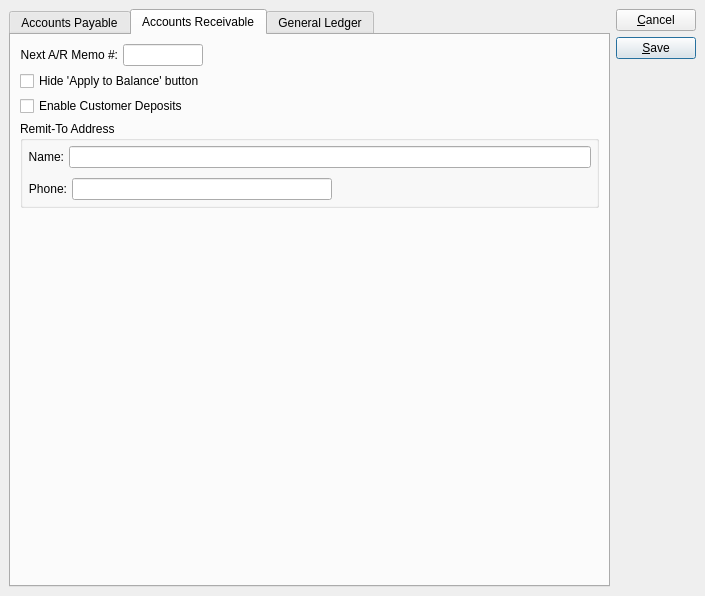
Qt form xtuple/trunk/guiclient/configureGL.ui (WooodHead/xtuple) before a commit.
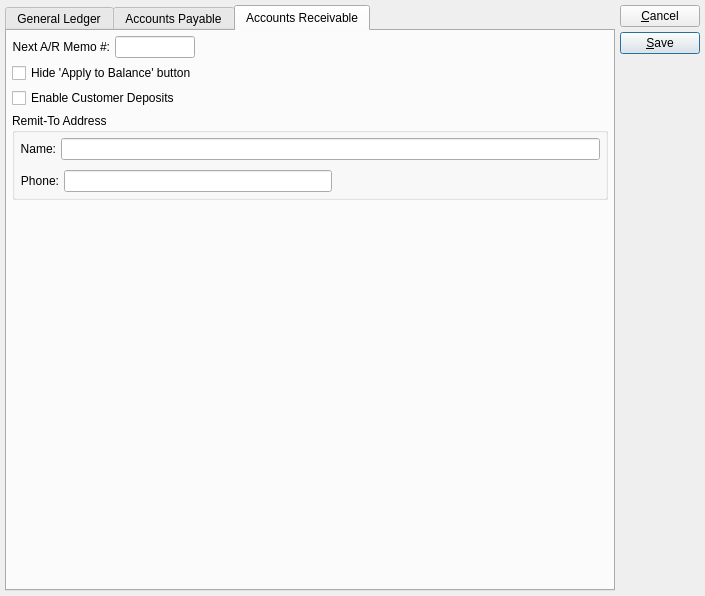
The same form after that commit. The open tabs and pages were chosen to show the change. Custom widgets are drawn as their Qt base class.

Patch:
```diff
--- a/xtuple/trunk/guiclient/configureGL.ui
+++ b/xtuple/trunk/guiclient/configureGL.ui
@@ -13,344 +13,11 @@
    <string>G/L Module Configuration</string>
   </property>
   <layout class="QGridLayout" >
-   <property name="margin" >
-    <number>9</number>
-   </property>
-   <property name="spacing" >
-    <number>6</number>
-   </property>
    <item row="0" column="0" >
     <widget class="QTabWidget" name="_tab" >
      <property name="currentIndex" >
       <number>2</number>
      </property>
-     <widget class="QWidget" name="tab" >
-      <attribute name="title" >
-       <string>Accounts Payable</string>
-      </attribute>
-      <layout class="QGridLayout" >
-       <property name="margin" >
-        <number>9</number>
-       </property>
-       <property name="spacing" >
-        <number>6</number>
-       </property>
-       <item row="0" column="0" >
-        <layout class="QVBoxLayout" >
-         <property name="margin" >
-          <number>0</number>
-         </property>
-         <property name="spacing" >
-          <number>0</number>
-         </property>
-         <item>
-          <layout class="QVBoxLayout" >
-           <property name="margin" >
-            <number>0</number>
-           </property>
-           <property name="spacing" >
-            <number>5</number>
-           </property>
-           <item>
-            <layout class="QHBoxLayout" >
-             <property name="margin" >
-              <number>0</number>
-             </property>
-             <property name="spacing" >
-              <number>5</number>
-             </property>
-             <item>
-              <widget class="QLabel" name="_nextAPMemoNumberLit" >
-               <property name="text" >
-                <string>Next A/P Memo #:</string>
-               </property>
-               <property name="alignment" >
-                <set>Qt::AlignRight|Qt::AlignTrailing|Qt::AlignVCenter</set>
-               </property>
-               <property name="buddy" >
-                <cstring></cstring>
-               </property>
-              </widget>
-             </item>
-             <item>
-              <layout class="QHBoxLayout" >
-               <property name="margin" >
-                <number>0</number>
-               </property>
-               <property name="spacing" >
-                <number>0</number>
-               </property>
-               <item>
-                <widget class="XLineEdit" name="_nextAPMemoNumber" >
-                 <property name="maximumSize" >
-                  <size>
-                   <width>80</width>
-                   <height>32767</height>
-                  </size>
-                 </property>
-                </widget>
-               </item>
-               <item>
-                <spacer>
-                 <property name="orientation" >
-                  <enum>Qt::Horizontal</enum>
-                 </property>
-                 <property name="sizeType" >
-                  <enum>QSizePolicy::Expanding</enum>
-                 </property>
-                 <property name="sizeHint" >
-                  <size>
-                   <width>34</width>
-                   <height>20</height>
-                  </size>
-                 </property>
-                </spacer>
-               </item>
-              </layout>
-             </item>
-            </layout>
-           </item>
-          </layout>
-         </item>
-         <item>
-          <spacer>
-           <property name="orientation" >
-            <enum>Qt::Vertical</enum>
-           </property>
-           <property name="sizeType" >
-            <enum>QSizePolicy::Expanding</enum>
-           </property>
-           <property name="sizeHint" >
-            <size>
-             <width>20</width>
-             <height>16</height>
-            </size>
-           </property>
-          </spacer>
-         </item>
-        </layout>
-       </item>
-      </layout>
-     </widget>
-     <widget class="QWidget" name="_ar" >
-      <attribute name="title" >
-       <string>Accounts Receivable</string>
-      </attribute>
-      <layout class="QGridLayout" >
-       <property name="margin" >
-        <number>9</number>
-       </property>
-       <property name="spacing" >
-        <number>6</number>
-       </property>
-       <item row="0" column="0" >
-        <layout class="QVBoxLayout" >
-         <property name="margin" >
-          <number>0</number>
-         </property>
-         <property name="spacing" >
-          <number>0</number>
-         </property>
-         <item>
-          <layout class="QVBoxLayout" >
-           <property name="margin" >
-            <number>0</number>
-           </property>
-           <property name="spacing" >
-            <number>5</number>
-           </property>
-           <item>
-            <layout class="QHBoxLayout" >
-             <property name="margin" >
-              <number>0</number>
-             </property>
-             <property name="spacing" >
-              <number>5</number>
-             </property>
-             <item>
-              <widget class="QLabel" name="_nextARMemoNumberLit" >
-               <property name="text" >
-                <string>Next A/R Memo #:</string>
-               </property>
-               <property name="alignment" >
-                <set>Qt::AlignRight|Qt::AlignTrailing|Qt::AlignVCenter</set>
-               </property>
-               <property name="buddy" >
-                <cstring>_address</cstring>
-               </property>
-              </widget>
-             </item>
-             <item>
-              <layout class="QHBoxLayout" >
-               <property name="margin" >
-                <number>0</number>
-               </property>
-               <property name="spacing" >
-                <number>0</number>
-               </property>
-               <item>
-                <widget class="XLineEdit" name="_nextARMemoNumber" >
-                 <property name="maximumSize" >
-                  <size>
-                   <width>80</width>
-                   <height>32767</height>
-                  </size>
-                 </property>
-                 <property name="alignment" >
-                  <set>Qt::AlignRight</set>
-                 </property>
-                </widget>
-               </item>
-               <item>
-                <spacer>
-                 <property name="orientation" >
-                  <enum>Qt::Horizontal</enum>
-                 </property>
-                 <property name="sizeType" >
-                  <enum>QSizePolicy::Expanding</enum>
-                 </property>
-                 <property name="sizeHint" >
-                  <size>
-                   <width>34</width>
-                   <height>20</height>
-                  </size>
-                 </property>
-                </spacer>
-               </item>
-              </layout>
-             </item>
-            </layout>
-           </item>
-           <item>
-            <widget class="QCheckBox" name="_hideApplyto" >
-             <property name="text" >
-              <string>Hide 'Apply to Balance' button</string>
-             </property>
-            </widget>
-           </item>
-           <item>
-            <widget class="QCheckBox" name="_customerDeposits" >
-             <property name="text" >
-              <string>Enable Customer Deposits</string>
-             </property>
-            </widget>
-           </item>
-           <item>
-            <widget class="QGroupBox" name="_remitToGroup" >
-             <property name="title" >
-              <string>Remit-To Address</string>
-             </property>
-             <layout class="QVBoxLayout" >
-              <property name="margin" >
-               <number>5</number>
-              </property>
-              <property name="spacing" >
-               <number>5</number>
-              </property>
-              <item>
-               <layout class="QHBoxLayout" >
-                <property name="margin" >
-                 <number>0</number>
-                </property>
-                <property name="spacing" >
-                 <number>5</number>
-                </property>
-                <item>
-                 <widget class="QLabel" name="_nameLit" >
-                  <property name="text" >
-                   <string>Name:</string>
-                  </property>
-                  <property name="alignment" >
-                   <set>Qt::AlignRight|Qt::AlignTrailing|Qt::AlignVCenter</set>
-                  </property>
-                 </widget>
-                </item>
-                <item>
-                 <widget class="XLineEdit" name="_name" />
-                </item>
-               </layout>
-              </item>
-              <item>
-               <widget class="AddressCluster" name="_address" >
-                <property name="focusPolicy" >
-                 <enum>Qt::StrongFocus</enum>
-                </property>
-               </widget>
-              </item>
-              <item>
-               <layout class="QHBoxLayout" >
-                <property name="margin" >
-                 <number>0</number>
-                </property>
-                <property name="spacing" >
-                 <number>5</number>
-                </property>
-                <item>
-                 <widget class="QLabel" name="_phoneLit" >
-                  <property name="text" >
-                   <string>Phone:</string>
-                  </property>
-                  <property name="alignment" >
-                   <set>Qt::AlignRight|Qt::AlignTrailing|Qt::AlignVCenter</set>
-                  </property>
-                 </widget>
-                </item>
-                <item>
-                 <layout class="QHBoxLayout" >
-                  <property name="margin" >
-                   <number>0</number>
-                  </property>
-                  <property name="spacing" >
-                   <number>0</number>
-                  </property>
-                  <item>
-                   <widget class="XLineEdit" name="_phone" />
-                  </item>
-                  <item>
-                   <spacer>
-                    <property name="orientation" >
-                     <enum>Qt::Horizontal</enum>
-                    </property>
-                    <property name="sizeType" >
-                     <enum>QSizePolicy::Expanding</enum>
-                    </property>
-                    <property name="sizeHint" >
-                     <size>
-                      <width>20</width>
-                      <height>20</height>
-                     </size>
-                    </property>
-                   </spacer>
-                  </item>
-                 </layout>
-                </item>
-               </layout>
-              </item>
-             </layout>
-            </widget>
-           </item>
-          </layout>
-         </item>
-         <item>
-          <spacer>
-           <property name="orientation" >
-            <enum>Qt::Vertical</enum>
-           </property>
-           <property name="sizeType" >
-            <enum>QSizePolicy::Expanding</enum>
-           </property>
-           <property name="sizeHint" >
-            <size>
-             <width>20</width>
-             <height>16</height>
-            </size>
-           </property>
-          </spacer>
-         </item>
-        </layout>
-       </item>
-      </layout>
-     </widget>
      <widget class="QWidget" name="_gl" >
       <attribute name="title" >
        <string>General Ledger</string>
@@ -1008,16 +675,301 @@
        </item>
       </layout>
      </widget>
+     <widget class="QWidget" name="tab" >
+      <attribute name="title" >
+       <string>Accounts Payable</string>
+      </attribute>
+      <layout class="QGridLayout" >
+       <item row="0" column="0" >
+        <layout class="QVBoxLayout" >
+         <property name="spacing" >
+          <number>0</number>
+         </property>
+         <item>
+          <layout class="QVBoxLayout" >
+           <property name="spacing" >
+            <number>5</number>
+           </property>
+           <item>
+            <layout class="QHBoxLayout" >
+             <property name="spacing" >
+              <number>5</number>
+             </property>
+             <item>
+              <widget class="QLabel" name="_nextAPMemoNumberLit" >
+               <property name="text" >
+                <string>Next A/P Memo #:</string>
+               </property>
+               <property name="alignment" >
+                <set>Qt::AlignRight|Qt::AlignTrailing|Qt::AlignVCenter</set>
+               </property>
+               <property name="buddy" >
+                <cstring></cstring>
+               </property>
+              </widget>
+             </item>
+             <item>
+              <layout class="QHBoxLayout" >
+               <property name="spacing" >
+                <number>0</number>
+               </property>
+               <item>
+                <widget class="XLineEdit" name="_nextAPMemoNumber" >
+                 <property name="maximumSize" >
+                  <size>
+                   <width>80</width>
+                   <height>32767</height>
+                  </size>
+                 </property>
+                </widget>
+               </item>
+               <item>
+                <spacer>
+                 <property name="orientation" >
+                  <enum>Qt::Horizontal</enum>
+                 </property>
+                 <property name="sizeType" >
+                  <enum>QSizePolicy::Expanding</enum>
+                 </property>
+                 <property name="sizeHint" >
+                  <size>
+                   <width>34</width>
+                   <height>20</height>
+                  </size>
+                 </property>
+                </spacer>
+               </item>
+              </layout>
+             </item>
+            </layout>
+           </item>
+          </layout>
+         </item>
+         <item>
+          <spacer>
+           <property name="orientation" >
+            <enum>Qt::Vertical</enum>
+           </property>
+           <property name="sizeType" >
+            <enum>QSizePolicy::Expanding</enum>
+           </property>
+           <property name="sizeHint" >
+            <size>
+             <width>20</width>
+             <height>16</height>
+            </size>
+           </property>
+          </spacer>
+         </item>
+        </layout>
+       </item>
+      </layout>
+     </widget>
+     <widget class="QWidget" name="_ar" >
+      <attribute name="title" >
+       <string>Accounts Receivable</string>
+      </attribute>
+      <layout class="QGridLayout" >
+       <item row="0" column="0" >
+        <layout class="QVBoxLayout" >
+         <property name="spacing" >
+          <number>0</number>
+         </property>
+         <item>
+          <layout class="QVBoxLayout" >
+           <property name="spacing" >
+            <number>5</number>
+           </property>
+           <item>
+            <layout class="QHBoxLayout" >
+             <property name="spacing" >
+              <number>5</number>
+             </property>
+             <item>
+              <widget class="QLabel" name="_nextARMemoNumberLit" >
+               <property name="text" >
+                <string>Next A/R Memo #:</string>
+               </property>
+               <property name="alignment" >
+                <set>Qt::AlignRight|Qt::AlignTrailing|Qt::AlignVCenter</set>
+               </property>
+               <property name="buddy" >
+                <cstring>_address</cstring>
+               </property>
+              </widget>
+             </item>
+             <item>
+              <layout class="QHBoxLayout" >
+               <property name="spacing" >
+                <number>0</number>
+               </property>
+               <item>
+                <widget class="XLineEdit" name="_nextARMemoNumber" >
+                 <property name="maximumSize" >
+                  <size>
+                   <width>80</width>
+                   <height>32767</height>
+                  </size>
+                 </property>
+                 <property name="alignment" >
+                  <set>Qt::AlignRight</set>
+                 </property>
+                </widget>
+               </item>
+               <item>
+                <spacer>
+                 <property name="orientation" >
+                  <enum>Qt::Horizontal</enum>
+                 </property>
+                 <property name="sizeType" >
+                  <enum>QSizePolicy::Expanding</enum>
+                 </property>
+                 <property name="sizeHint" >
+                  <size>
+                   <width>34</width>
+                   <height>20</height>
+                  </size>
+                 </property>
+                </spacer>
+               </item>
+              </layout>
+             </item>
+            </layout>
+           </item>
+           <item>
+            <widget class="QCheckBox" name="_hideApplyto" >
+             <property name="text" >
+              <string>Hide 'Apply to Balance' button</string>
+             </property>
+            </widget>
+           </item>
+           <item>
+            <widget class="QCheckBox" name="_customerDeposits" >
+             <property name="text" >
+              <string>Enable Customer Deposits</string>
+             </property>
+            </widget>
+           </item>
+           <item>
+            <widget class="QGroupBox" name="_remitToGroup" >
+             <property name="title" >
+              <string>Remit-To Address</string>
+             </property>
+             <layout class="QVBoxLayout" >
+              <property name="spacing" >
+               <number>5</number>
+              </property>
+              <property name="leftMargin" >
+               <number>5</number>
+              </property>
+              <property name="topMargin" >
+               <number>5</number>
+              </property>
+              <property name="rightMargin" >
+               <number>5</number>
+              </property>
+              <property name="bottomMargin" >
+               <number>5</number>
+              </property>
+              <item>
+               <layout class="QHBoxLayout" >
+                <property name="spacing" >
+                 <number>5</number>
+                </property>
+                <item>
+                 <widget class="QLabel" name="_nameLit" >
+                  <property name="text" >
+                   <string>Name:</string>
+                  </property>
+                  <property name="alignment" >
+                   <set>Qt::AlignRight|Qt::AlignTrailing|Qt::AlignVCenter</set>
+                  </property>
+                 </widget>
+                </item>
+                <item>
+                 <widget class="XLineEdit" name="_name" />
+                </item>
+               </layout>
+              </item>
+              <item>
+               <widget class="AddressCluster" name="_address" >
+                <property name="focusPolicy" >
+                 <enum>Qt::StrongFocus</enum>
+                </property>
+               </widget>
+              </item>
+              <item>
+               <layout class="QHBoxLayout" >
+                <property name="spacing" >
+                 <number>5</number>
+                </property>
+                <item>
+                 <widget class="QLabel" name="_phoneLit" >
+                  <property name="text" >
+                   <string>Phone:</string>
+                  </property>
+                  <property name="alignment" >
+                   <set>Qt::AlignRight|Qt::AlignTrailing|Qt::AlignVCenter</set>
+                  </property>
+                 </widget>
+                </item>
+                <item>
+                 <layout class="QHBoxLayout" >
+                  <property name="spacing" >
+                   <number>0</number>
+                  </property>
+                  <item>
+                   <widget class="XLineEdit" name="_phone" />
+                  </item>
+                  <item>
+                   <spacer>
+                    <property name="orientation" >
+                     <enum>Qt::Horizontal</enum>
+                    </property>
+                    <property name="sizeType" >
+                     <enum>QSizePolicy::Expanding</enum>
+                    </property>
+                    <property name="sizeHint" >
+                     <size>
+                      <width>20</width>
+                      <height>20</height>
+                     </size>
+                    </property>
+                   </spacer>
+                  </item>
+                 </layout>
+                </item>
+               </layout>
+              </item>
+             </layout>
+            </widget>
+           </item>
+          </layout>
+         </item>
+         <item>
+          <spacer>
+           <property name="orientation" >
+            <enum>Qt::Vertical</enum>
+           </property>
+           <property name="sizeType" >
+            <enum>QSizePolicy::Expanding</enum>
+           </property>
+           <property name="sizeHint" >
+            <size>
+             <width>20</width>
+             <height>16</height>
+            </size>
+           </property>
+          </spacer>
+         </item>
+        </layout>
+       </item>
+      </layout>
+     </widget>
     </widget>
    </item>
    <item row="0" column="1" >
     <layout class="QVBoxLayout" >
-     <property name="margin" >
-      <number>0</number>
-     </property>
-     <property name="spacing" >
-      <number>6</number>
-     </property>
      <item>
       <widget class="QPushButton" name="_close" >
        <property name="text" >
@@ -1064,26 +1016,26 @@
  <layoutdefault spacing="5" margin="5" />
  <pixmapfunction>qPixmapFromMimeSource</pixmapfunction>
  <customwidgets>
-  <customwidget>
-   <class>XLineEdit</class>
-   <extends>QLineEdit</extends>
-   <header>xlineedit.h</header>
-  </customwidget>
-  <customwidget>
-   <class>GLCluster</class>
-   <extends>QWidget</extends>
-   <header>glcluster.h</header>
-  </customwidget>
   <customwidget>
    <class>AddressCluster</class>
    <extends>QWidget</extends>
    <header>addresscluster.h</header>
   </customwidget>
+  <customwidget>
+   <class>GLCluster</class>
+   <extends>QWidget</extends>
+   <header>glcluster.h</header>
+  </customwidget>
   <customwidget>
    <class>XComboBox</class>
    <extends>QComboBox</extends>
    <header>xcombobox.h</header>
   </customwidget>
+  <customwidget>
+   <class>XLineEdit</class>
+   <extends>QLineEdit</extends>
+   <header>xlineedit.h</header>
+  </customwidget>
  </customwidgets>
  <tabstops>
   <tabstop>_mainSize</tabstop>
```
Left out of the diff: 162 changed lines with no effect on the pictures.
